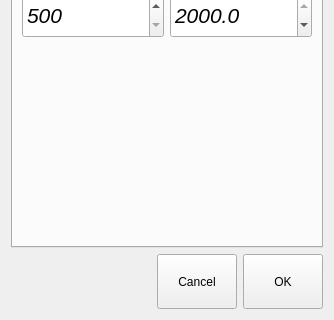
This is indexersettingdialog.ui in mishkoLitvin/L_Aries-progect as Qt 5 draws it before an edit; both pictures show x 0 to 334 and y 403 to 723 of the 334 by 723 pixel window. The edited form follows.
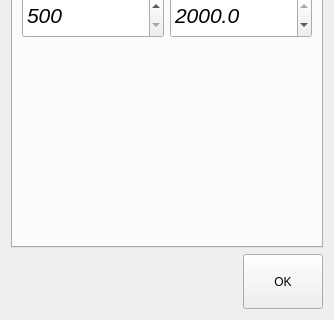
This is the edited form. Icons and pictures are not drawn.

What changed in the file:
```diff
--- a/indexersettingdialog.ui
+++ b/indexersettingdialog.ui
@@ -772,19 +772,6 @@
        </property>
       </spacer>
      </item>
-     <item>
-      <widget class="QPushButton" name="pButtonCancel">
-       <property name="minimumSize">
-        <size>
-         <width>55</width>
-         <height>55</height>
-        </size>
-       </property>
-       <property name="text">
-        <string>Cancel</string>
-       </property>
-      </widget>
-     </item>
      <item>
       <widget class="QPushButton" name="pButtonOK">
        <property name="minimumSize">
```
Left out of the diff: 6 changed lines with no effect on the pictures.
